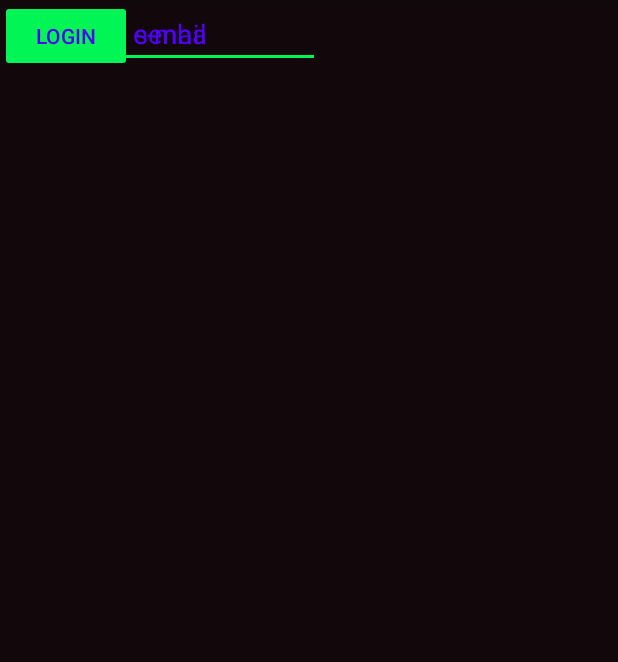
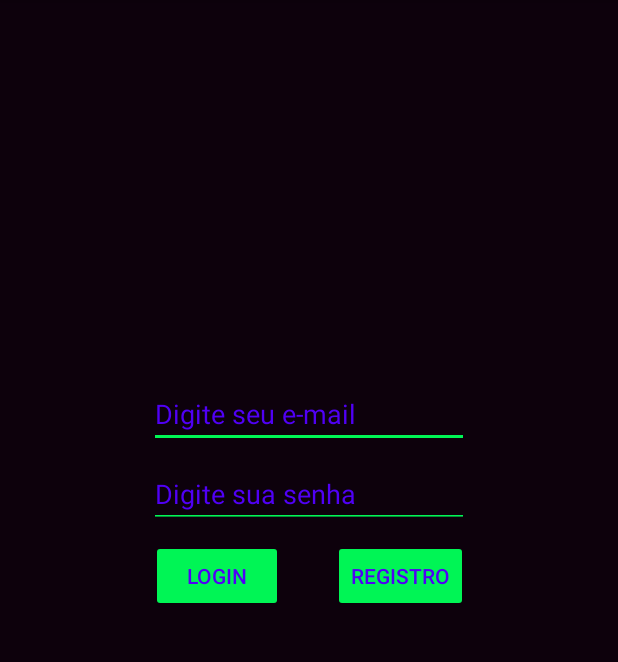
Before and after one commit to mxrpxcx/wiseroom, an Android app: the screen it shows after launch (MainActivity), on a phone screen of 412 x 824 dp, the part 84-746 px from its top. Run offline under Robolectric (Android 15) with nearby library versions, the light colour scheme and no system bars.

Commit message:
Inicializando primeira tela do app/escolha de cores

```diff
--- a/app/src/main/res/layout/activity_main.xml
+++ b/app/src/main/res/layout/activity_main.xml
@@ -5,42 +5,80 @@
     android:layout_width="match_parent"
     android:layout_height="match_parent"
     android:background="@color/colorPrimaryDark"
-    tools:context=".MainActivity" >
+    tools:context=".MainActivity">
+
+    <Button
+        android:id="@+id/btCadastro"
+        android:layout_width="wrap_content"
+        android:layout_height="wrap_content"
+        android:layout_marginStart="8dp"
+        android:layout_marginTop="8dp"
+        android:layout_marginEnd="8dp"
+        android:layout_marginBottom="8dp"
+        android:backgroundTint="@color/colorPrimary"
+        android:text="Registro"
+        android:textColor="@color/colorAccent"
+        android:textColorHint="@color/colorAccent"
+        app:layout_constraintBottom_toBottomOf="parent"
+        app:layout_constraintEnd_toEndOf="parent"
+        app:layout_constraintHorizontal_bias="0.7"
+        app:layout_constraintStart_toStartOf="parent"
+        app:layout_constraintTop_toTopOf="parent" />
 
     <Button
         android:id="@+id/btLogin"
         android:layout_width="wrap_content"
         android:layout_height="wrap_content"
+        android:layout_marginStart="8dp"
+        android:layout_marginTop="8dp"
+        android:layout_marginEnd="8dp"
+        android:layout_marginBottom="8dp"
         android:backgroundTint="@color/colorPrimary"
         android:text="Login"
         android:textColor="@color/colorAccent"
         android:textColorHint="@color/colorAccent"
-        tools:layout_editor_absoluteX="161dp"
-        tools:layout_editor_absoluteY="450dp" />
+        app:layout_constraintBottom_toBottomOf="parent"
+        app:layout_constraintEnd_toEndOf="parent"
+        app:layout_constraintHorizontal_bias="0.3"
+        app:layout_constraintStart_toStartOf="parent"
+        app:layout_constraintTop_toBottomOf="@+id/editText2"
+        app:layout_constraintVertical_bias="0.0" />
 
     <EditText
         android:id="@+id/editText"
         android:layout_width="wrap_content"
         android:layout_height="wrap_content"
+        android:layout_marginStart="8dp"
+        android:layout_marginTop="8dp"
+        android:layout_marginEnd="8dp"
+        android:layout_marginBottom="8dp"
         android:backgroundTint="@color/colorPrimary"
         android:ems="10"
         android:hint="Digite seu e-mail"
         android:inputType="textEmailAddress"
         android:textColor="@color/colorPrimary"
         android:textColorHint="@color/colorAccent"
-        tools:layout_editor_absoluteX="96dp"
-        tools:layout_editor_absoluteY="191dp" />
+        app:layout_constraintBottom_toTopOf="@+id/editText2"
+        app:layout_constraintEnd_toEndOf="parent"
+        app:layout_constraintStart_toStartOf="parent"
+        app:layout_constraintTop_toTopOf="parent"
+        app:layout_constraintVertical_bias="1.0" />
 
     <EditText
         android:id="@+id/editText2"
         android:layout_width="wrap_content"
         android:layout_height="wrap_content"
+        android:layout_marginStart="8dp"
+        android:layout_marginEnd="8dp"
+        android:layout_marginBottom="8dp"
         android:backgroundTint="@color/colorPrimary"
         android:ems="10"
         android:hint="Digite sua senha"
         android:inputType="textPassword"
         android:textColor="@color/colorPrimary"
         android:textColorHint="@color/colorAccent"
-        tools:layout_editor_absoluteX="98dp"
-        tools:layout_editor_absoluteY="252dp" />
+        app:layout_constraintBottom_toTopOf="@+id/btCadastro"
+        app:layout_constraintEnd_toEndOf="parent"
+        app:layout_constraintStart_toStartOf="parent" />
+
 </androidx.constraintlayout.widget.ConstraintLayout>
--- a/app/src/main/res/values/colors.xml
+++ b/app/src/main/res/values/colors.xml
@@ -1,6 +1,6 @@
 <?xml version="1.0" encoding="utf-8"?>
 <resources>
     <color name="colorPrimary">#00f555</color>
-    <color name="colorPrimaryDark">#12080c</color>
+    <color name="colorPrimaryDark">#0d010c</color>
     <color name="colorAccent">#5000f5</color>
 </resources>
```
